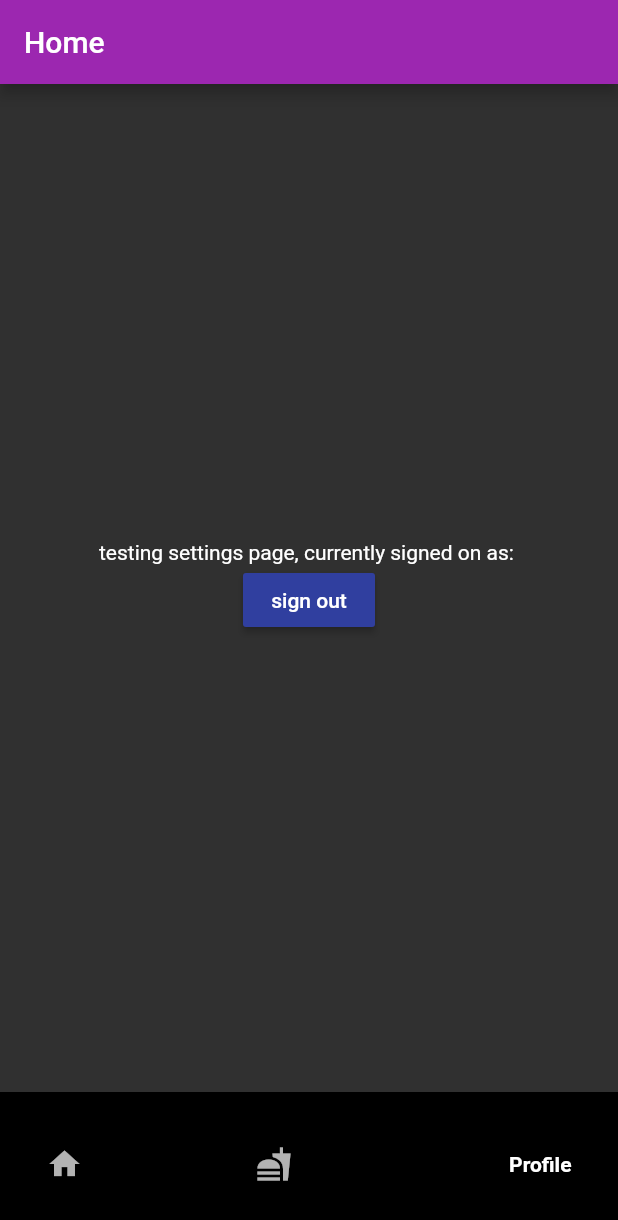
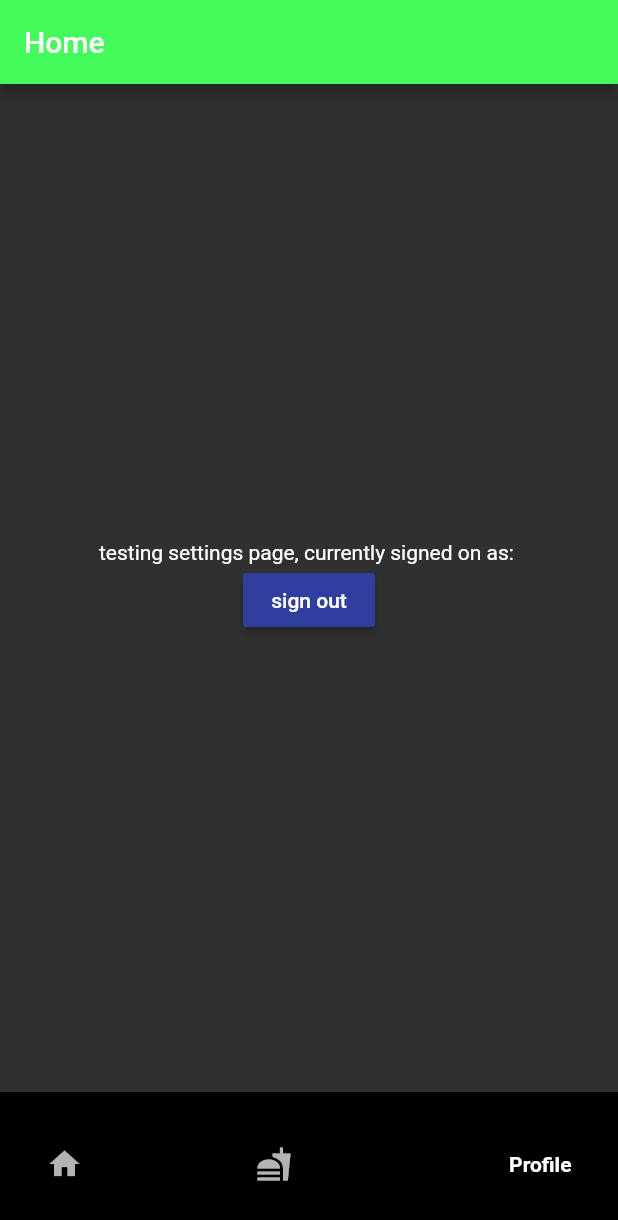
Before and after one commit to Masterman64/SoftwareEngineeringGroupProject, a Flutter app: the screen it shows once a user with an empty profile is signed in, item 3 of the bottom bar chosen, on a phone screen of 412 x 824 dp. Shown: the top 1220 px of the screen. Run offline on Flutter 3.47's test engine with Material 2 defaults, Android fonts, the phone set to English and light mode, and no system bars; drawn by our look-alikes of google_nav_bar; our stand-ins replace cloud_firestore, firebase_auth, firebase_core, google_fonts; accounts and stored records are empty; network calls fail.

Commit message:
Updated the color scheme

```diff
--- a/pantry_organizer/lib/main.dart
+++ b/pantry_organizer/lib/main.dart
@@ -22,8 +22,13 @@ class MainApp extends StatelessWidget {
     return MaterialApp(
       theme: ThemeData.dark().copyWith(
         colorScheme: ColorScheme.light().copyWith(
-            primary: Colors
-                .purple), // easily the best line of code out of this whole damn thing 😎
+          primary: Color.fromARGB(255, 67, 250,
+              91), // easily the best line of code out of this whole damn thing 😎
+          primaryContainer: Color.fromARGB(255, 73, 173, 86),
+          secondary: Color.fromARGB(255, 250, 238, 92),
+          secondaryContainer: Color.fromARGB(255, 173, 166, 73),
+          tertiary: Color.fromARGB(255, 225, 80, 250),
+        ),
       ),
       home: MainPage(),
     );
```
